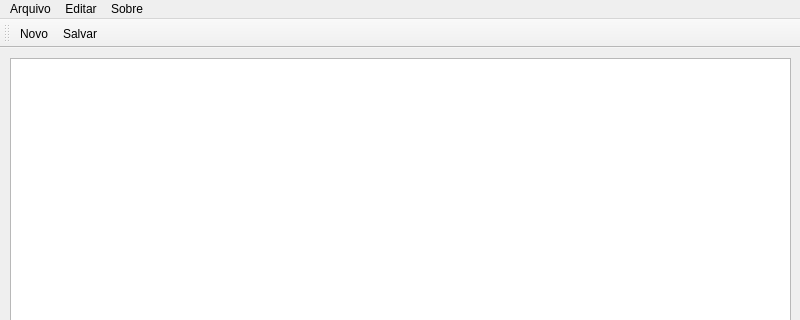
The window that aula_27-bloco-de-notas/mainwindow.ui (cleberlecheta/qt-creator) describes before a commit, drawn with Qt 5; both pictures show x 0 to 800 and y 0 to 320 of the 800 by 600 pixel window.
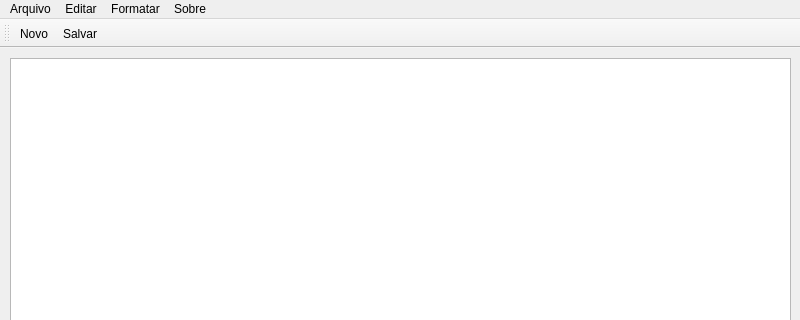
The same window after the commit.

Commit message: formatação de fonte e cor no bloco de notas

What changed in the file:
```diff
--- a/aula_27-bloco-de-notas/mainwindow.ui
+++ b/aula_27-bloco-de-notas/mainwindow.ui
@@ -60,8 +60,17 @@
      <string>Sobre</string>
     </property>
    </widget>
+   <widget class="QMenu" name="menuFormatar">
+    <property name="title">
+     <string>Formatar</string>
+    </property>
+    <addaction name="actionFonte"/>
+    <addaction name="actionCor"/>
+    <addaction name="actionCor_do_Fundo"/>
+   </widget>
    <addaction name="menuArquivo"/>
    <addaction name="menuEditar"/>
+   <addaction name="menuFormatar"/>
    <addaction name="menuSobre"/>
   </widget>
   <widget class="QStatusBar" name="statusbar"/>
```
Left out of the diff: 21 changed lines with no effect on the pictures. The commit also changes 2 other files.
